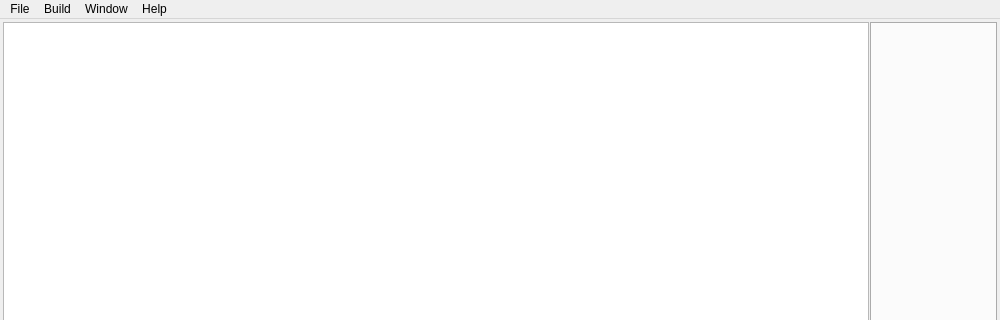
Old version of the form Source/cpp/UI/MainWindow.ui in the repository krre/normalizer; both pictures show x 0 to 1000 and y 0 to 320 of the 1000 by 600 pixel window.
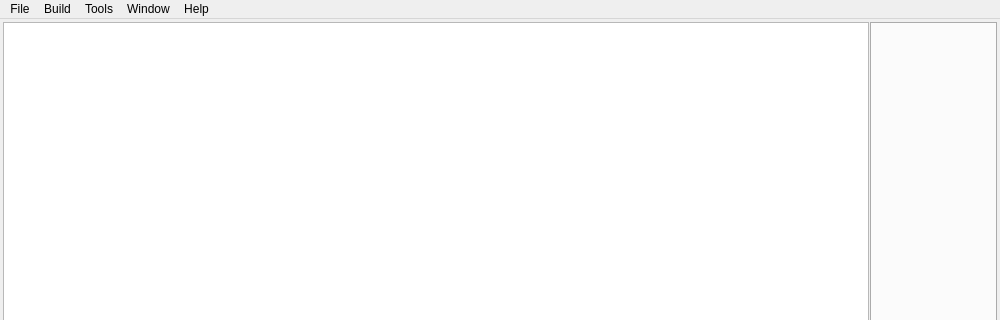
New version of the form.

Commit message: Add Options action

Diff of the .ui file:
```diff
--- a/Source/cpp/UI/MainWindow.ui
+++ b/Source/cpp/UI/MainWindow.ui
@@ -93,8 +93,15 @@
     <addaction name="actionBuild"/>
     <addaction name="actionStop"/>
    </widget>
+   <widget class="QMenu" name="menuTools">
+    <property name="title">
+     <string>Tools</string>
+    </property>
+    <addaction name="actionOptions"/>
+   </widget>
    <addaction name="menuFile"/>
    <addaction name="menuBuild"/>
+   <addaction name="menuTools"/>
    <addaction name="menuWindow"/>
    <addaction name="menuHelp"/>
   </widget>
```
Left out of the diff: 5 changed lines with no effect on the pictures. The commit also changes 2 other files.
